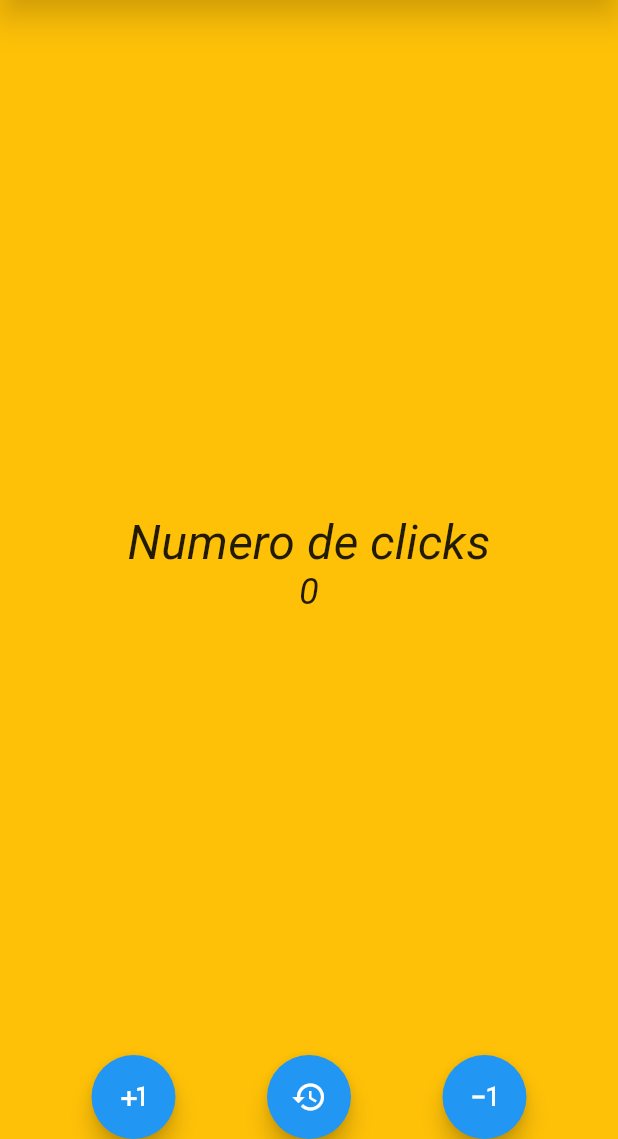
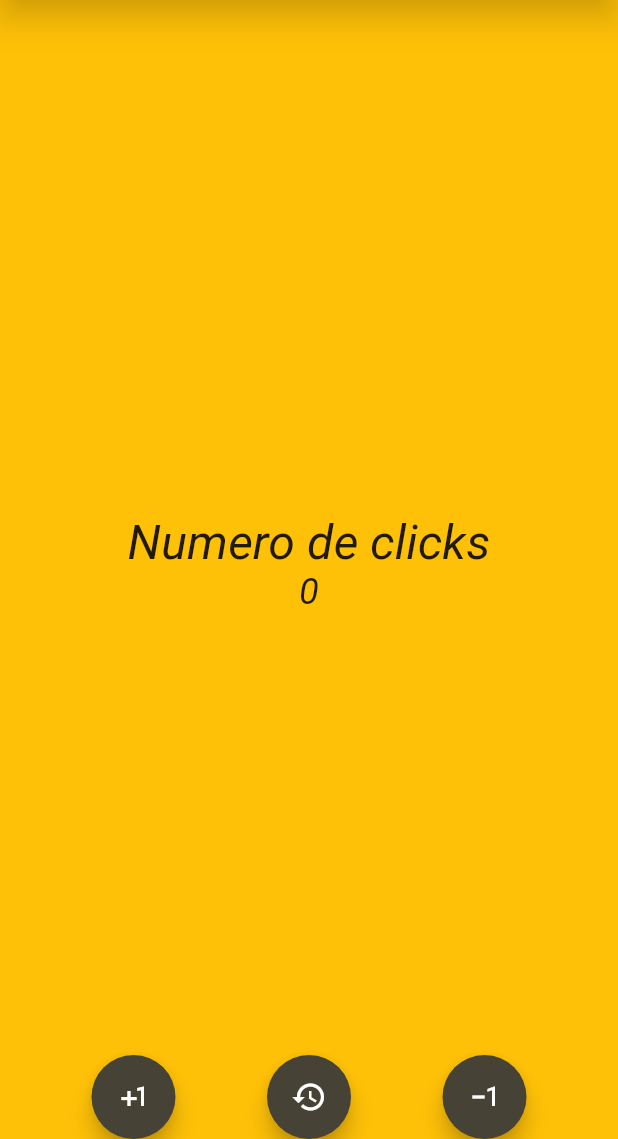
Before and after one commit to JeisonCabarcasPertuz/counter_app, a Flutter app: the screen it shows after launch, on a phone screen of 412 x 824 dp, the part 97-1236 px from its top. Run offline on Flutter 3.47's test engine with Material 2 defaults, Android fonts, the phone set to English and light mode, and no system bars.

Commit message:
Personalizacion de los botones

```diff
--- a/counter_app/lib/main.dart
+++ b/counter_app/lib/main.dart
@@ -12,6 +12,7 @@ class MyApp extends StatelessWidget{
   @override
   Widget build(BuildContext context) {
     return const MaterialApp(
+      debugShowCheckedModeBanner: false,
       home: CounterScreen()
   );
   }
--- a/counter_app/lib/screens/counter_sreen.dart
+++ b/counter_app/lib/screens/counter_sreen.dart
@@ -73,14 +73,17 @@ class CustomFloatButtoms extends StatelessWidget {
       mainAxisAlignment: MainAxisAlignment.spaceEvenly,
       children: [
         FloatingActionButton(
+          backgroundColor: const Color.fromARGB(255, 70, 66, 54),
           child: const Icon(Icons.plus_one),
           onPressed: ()=> incrementar()),
 
         FloatingActionButton(
+          backgroundColor: const Color.fromARGB(255, 70, 66, 54),
           child: const Icon(Icons.restore),
           onPressed: ()=> resetToCero()),
 
         FloatingActionButton(
+          backgroundColor: const Color.fromARGB(255, 70, 66, 54),
           child: const Icon(Icons.exposure_minus_1),
           onPressed: ()=>decrementar())
       ],
```
